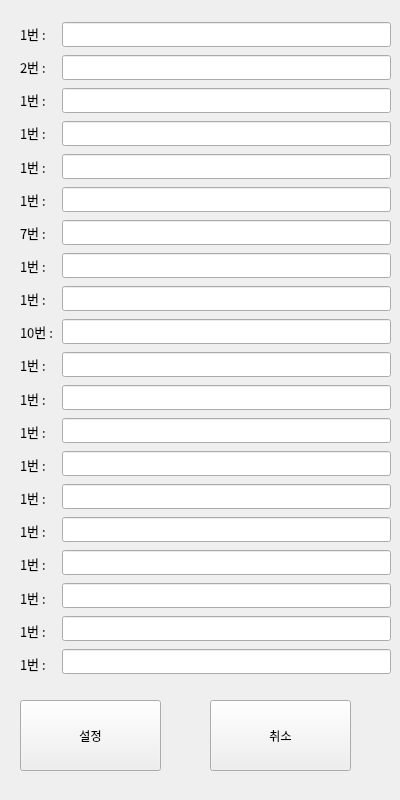
fbqweasd/2-3_sit_set, file 소스코드/name_set_form.ui: the form before one commit.
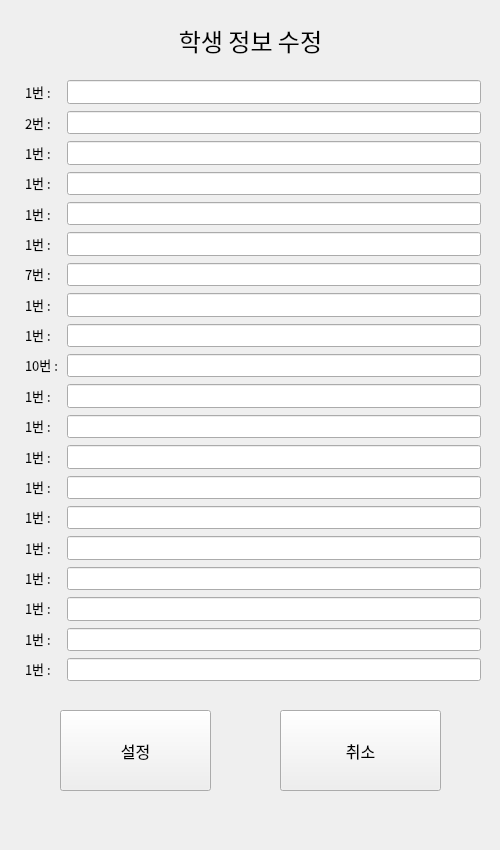
The form after the commit.

What changed in the file:
```diff
--- a/소스코드/name_set_form.ui
+++ b/소스코드/name_set_form.ui
@@ -6,8 +6,8 @@
    <rect>
     <x>0</x>
     <y>0</y>
-    <width>400</width>
-    <height>800</height>
+    <width>500</width>
+    <height>850</height>
    </rect>
   </property>
   <property name="font">
@@ -22,12 +22,17 @@
   <widget class="QPushButton" name="Setting_Bt">
    <property name="geometry">
     <rect>
-     <x>20</x>
-     <y>700</y>
-     <width>141</width>
-     <height>71</height>
+     <x>60</x>
+     <y>710</y>
+     <width>151</width>
+     <height>81</height>
     </rect>
    </property>
+   <property name="font">
+    <font>
+     <pointsize>12</pointsize>
+    </font>
+   </property>
    <property name="text">
     <string>설정</string>
    </property>
@@ -35,28 +40,63 @@
   <widget class="QPushButton" name="can_Bt">
    <property name="geometry">
     <rect>
-     <x>210</x>
-     <y>700</y>
-     <width>141</width>
-     <height>71</height>
+     <x>280</x>
+     <y>710</y>
+     <width>161</width>
+     <height>81</height>
     </rect>
    </property>
+   <property name="font">
+    <font>
+     <pointsize>12</pointsize>
+    </font>
+   </property>
    <property name="text">
     <string>취소</string>
    </property>
   </widget>
+  <widget class="QLabel" name="label">
+   <property name="geometry">
+    <rect>
+     <x>0</x>
+     <y>0</y>
+     <width>501</width>
+     <height>81</height>
+    </rect>
+   </property>
+   <property name="font">
+    <font>
+     <pointsize>18</pointsize>
+    </font>
+   </property>
+   <property name="text">
+    <string>학생 정보 수정</string>
+   </property>
+   <property name="alignment">
+    <set>Qt::AlignCenter</set>
+   </property>
+  </widget>
   <widget class="QWidget" name="">
    <property name="geometry">
     <rect>
      <x>20</x>
-     <y>20</y>
-     <width>371</width>
-     <height>657</height>
+     <y>80</y>
+     <width>461</width>
+     <height>601</height>
     </rect>
    </property>
    <layout class="QHBoxLayout" name="horizontalLayout">
     <item>
      <layout class="QVBoxLayout" name="num_arr">
+      <property name="leftMargin">
+       <number>5</number>
+      </property>
+      <property name="topMargin">
+       <number>0</number>
+      </property>
+      <property name="bottomMargin">
+       <number>0</number>
+      </property>
       <item>
        <widget class="QLabel" name="num_labal">
         <property name="font">
@@ -321,65 +361,208 @@
     </item>
     <item>
      <layout class="QVBoxLayout" name="name_arr">
+      <property name="spacing">
+       <number>7</number>
+      </property>
       <item>
-       <widget class="QLineEdit" name="name_text"/>
+       <widget class="QLineEdit" name="name_text">
+        <property name="text">
+         <string/>
+        </property>
+        <property name="alignment">
+         <set>Qt::AlignCenter</set>
+        </property>
+       </widget>
       </item>
       <item>
-       <widget class="QLineEdit" name="name_text_2"/>
+       <widget class="QLineEdit" name="name_text_2">
+        <property name="text">
+         <string/>
+        </property>
+        <property name="alignment">
+         <set>Qt::AlignCenter</set>
+        </property>
+       </widget>
       </item>
       <item>
-       <widget class="QLineEdit" name="name_text_3"/>
+       <widget class="QLineEdit" name="name_text_3">
+        <property name="text">
+         <string/>
+        </property>
+        <property name="alignment">
+         <set>Qt::AlignCenter</set>
+        </property>
+       </widget>
       </item>
       <item>
-       <widget class="QLineEdit" name="name_text_4"/>
+       <widget class="QLineEdit" name="name_text_4">
+        <property name="text">
+         <string/>
+        </property>
+        <property name="alignment">
+         <set>Qt::AlignCenter</set>
+        </property>
+       </widget>
       </item>
       <item>
-       <widget class="QLineEdit" name="name_text_5"/>
+       <widget class="QLineEdit" name="name_text_5">
+        <property name="text">
+         <string/>
+        </property>
+        <property name="alignment">
+         <set>Qt::AlignCenter</set>
+        </property>
+       </widget>
       </item>
       <item>
-       <widget class="QLineEdit" name="name_text_6"/>
+       <widget class="QLineEdit" name="name_text_6">
+        <property name="text">
+         <string/>
+        </property>
+        <property name="alignment">
+         <set>Qt::AlignCenter</set>
+        </property>
+       </widget>
       </item>
       <item>
-       <widget class="QLineEdit" name="name_text_7"/>
+       <widget class="QLineEdit" name="name_text_7">
+        <property name="text">
+         <string/>
+        </property>
+        <property name="alignment">
+         <set>Qt::AlignCenter</set>
+        </property>
+       </widget>
       </item>
       <item>
-       <widget class="QLineEdit" name="name_text_8"/>
+       <widget class="QLineEdit" name="name_text_8">
+        <property name="text">
+         <string/>
+        </property>
+        <property name="alignment">
+         <set>Qt::AlignCenter</set>
+        </property>
+       </widget>
       </item>
       <item>
-       <widget class="QLineEdit" name="name_text_9"/>
+       <widget class="QLineEdit" name="name_text_9">
+        <property name="text">
+         <string/>
+        </property>
+        <property name="alignment">
+         <set>Qt::AlignCenter</set>
+        </property>
+       </widget>
       </item>
       <item>
-       <widget class="QLineEdit" name="name_text_10"/>
+       <widget class="QLineEdit" name="name_text_10">
+        <property name="text">
+         <string/>
+        </property>
+        <property name="alignment">
+         <set>Qt::AlignCenter</set>
+        </property>
+       </widget>
       </item>
       <item>
-       <widget class="QLineEdit" name="name_text_11"/>
+       <widget class="QLineEdit" name="name_text_11">
+        <property name="text">
+         <string/>
+        </property>
+        <property name="alignment">
+         <set>Qt::AlignCenter</set>
+        </property>
+       </widget>
       </item>
       <item>
-       <widget class="QLineEdit" name="name_text_12"/>
+       <widget class="QLineEdit" name="name_text_12">
+        <property name="text">
+         <string/>
+        </property>
+        <property name="alignment">
+         <set>Qt::AlignCenter</set>
+        </property>
+       </widget>
       </item>
       <item>
-       <widget class="QLineEdit" name="name_text_13"/>
+       <widget class="QLineEdit" name="name_text_13">
+        <property name="text">
+         <string/>
+        </property>
+        <property name="alignment">
+         <set>Qt::AlignCenter</set>
+        </property>
+       </widget>
       </item>
       <item>
-       <widget class="QLineEdit" name="name_text_14"/>
+       <widget class="QLineEdit" name="name_text_14">
+        <property name="text">
+         <string/>
+        </property>
+        <property name="alignment">
+         <set>Qt::AlignCenter</set>
+        </property>
+       </widget>
       </item>
       <item>
-       <widget class="QLineEdit" name="name_text_15"/>
+       <widget class="QLineEdit" name="name_text_15">
+        <property name="text">
+         <string/>
+        </property>
+        <property name="alignment">
+         <set>Qt::AlignCenter</set>
+        </property>
+       </widget>
       </item>
       <item>
-       <widget class="QLineEdit" name="name_text_16"/>
+       <widget class="QLineEdit" name="name_text_16">
+        <property name="text">
+         <string/>
+        </property>
+        <property name="alignment">
+         <set>Qt::AlignCenter</set>
+        </property>
+       </widget>
       </item>
       <item>
-       <widget class="QLineEdit" name="name_text_17"/>
+       <widget class="QLineEdit" name="name_text_17">
+        <property name="text">
+         <string/>
+        </property>
+        <property name="alignment">
+         <set>Qt::AlignCenter</set>
+        </property>
+       </widget>
       </item>
       <item>
-       <widget class="QLineEdit" name="name_text_18"/>
+       <widget class="QLineEdit" name="name_text_18">
+        <property name="text">
+         <string/>
+        </property>
+        <property name="alignment">
+         <set>Qt::AlignCenter</set>
+        </property>
+       </widget>
       </item>
       <item>
-       <widget class="QLineEdit" name="name_text_19"/>
+       <widget class="QLineEdit" name="name_text_19">
+        <property name="text">
+         <string/>
+        </property>
+        <property name="alignment">
+         <set>Qt::AlignCenter</set>
+        </property>
+       </widget>
       </item>
       <item>
-       <widget class="QLineEdit" name="name_text_20"/>
+       <widget class="QLineEdit" name="name_text_20">
+        <property name="text">
+         <string/>
+        </property>
+        <property name="alignment">
+         <set>Qt::AlignCenter</set>
+        </property>
+       </widget>
       </item>
      </layout>
     </item>
```
Left out of the diff: 2 changed lines with no effect on the pictures.
